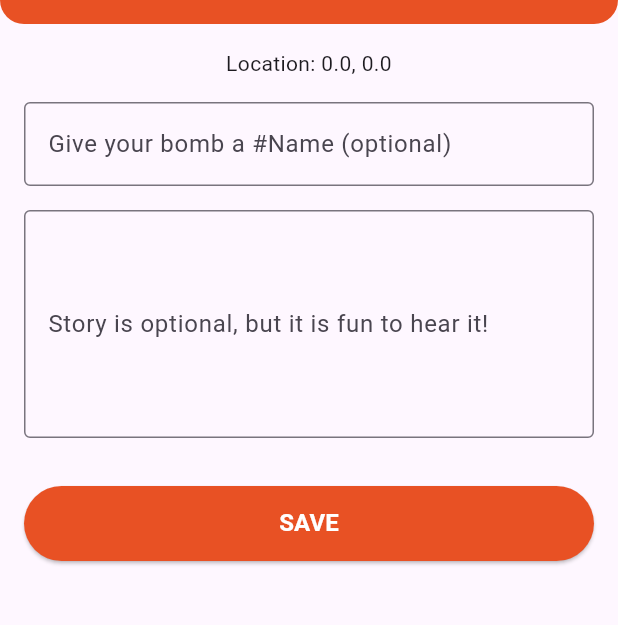
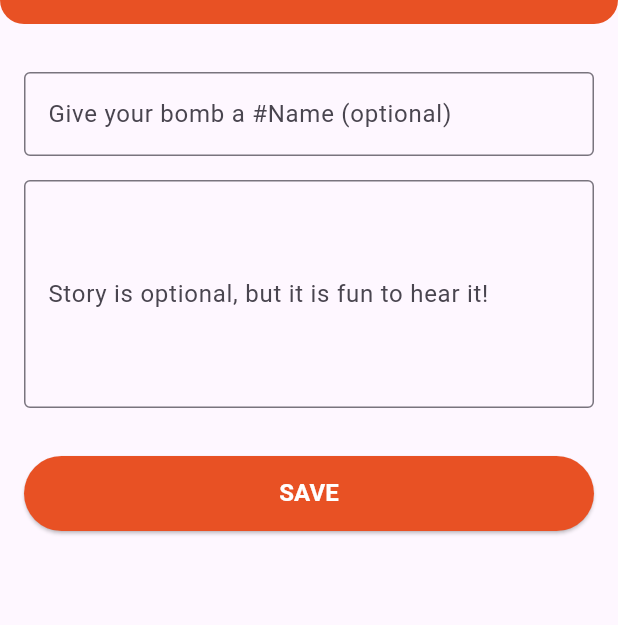
Before and after one commit to The-Grace-Bomb-Company/Grace-Bomb-App, a Flutter app: the NewBombPage screen opened directly with empty values, on a phone screen of 412 x 824 dp, the part 60-685 px from its top. Run offline on Flutter 3.47's test engine with Material 3 defaults, Android fonts, the phone set to English and light mode, and no system bars; our stand-ins replace flutter_map, flutter_svg, latlong2; missing offline and left inert: flutter_map_animations, global_configuration; Roboto replaces fonts that are missing (Montserrat).

Commit message:
Removing coordinates

```diff
--- a/app/lib/map.dart
+++ b/app/lib/map.dart
@@ -380,10 +380,10 @@ class NewBombPage extends StatelessWidget {
         child: Column(
           crossAxisAlignment: CrossAxisAlignment.stretch,
           children: [
-            Text(
-              'Location: ${location.latitude}, ${location.longitude}',
-              textAlign: TextAlign.center,
-            ),
+            // Text(
+            //   'Location: ${location.latitude}, ${location.longitude}',
+            //   textAlign: TextAlign.center,
+            // ),
             const SizedBox(height: 16.0),
             TextField(
               controller: nameController,
```
